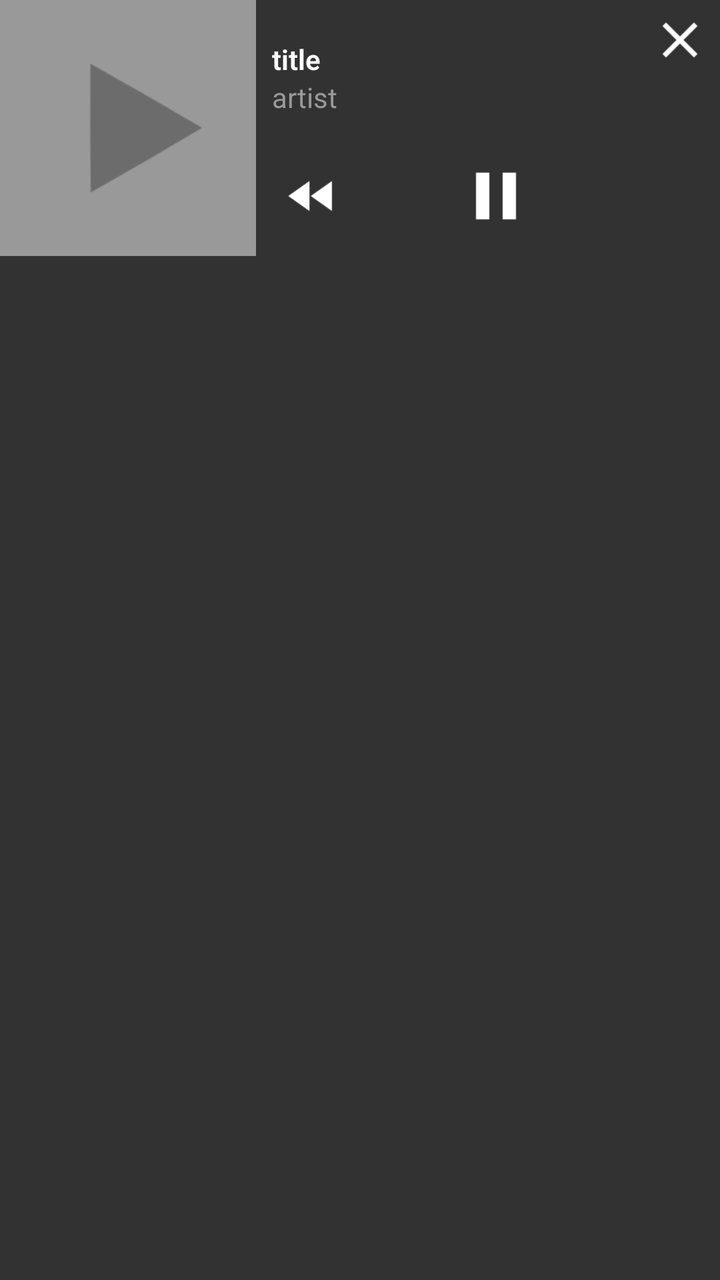
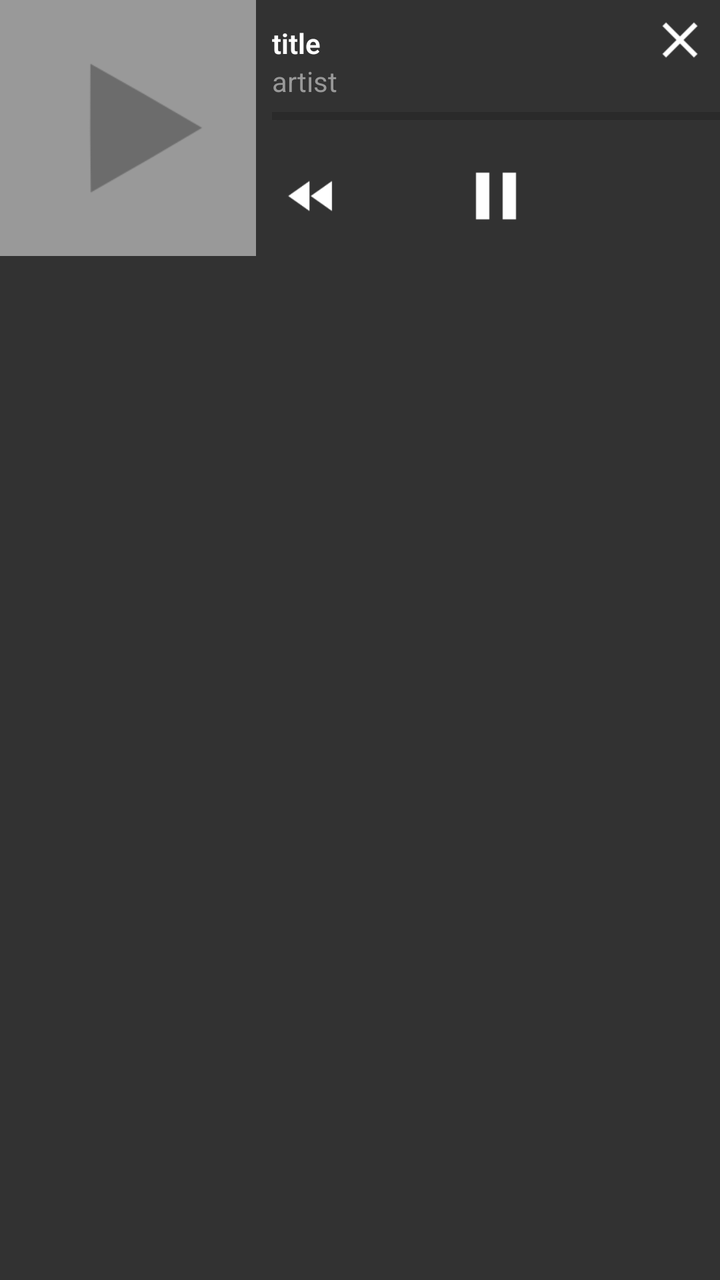

Screens rendered from an Android XML layout before and after an edit, with the pre-edit source and the edit as a unified diff.
<!-- AndroidManifest.xml: application theme AppTheme -->
<!-- res/layout/player_notification_expanded.xml -->
<?xml version="1.0" encoding="utf-8"?>
<RelativeLayout xmlns:android="http://schemas.android.com/apk/res/android"
    android:id="@+id/notificationContent"
    android:layout_width="fill_parent"
    android:layout_height="wrap_content"
    android:clickable="true"
    android:background="@color/background_notification_color">

    <ImageView
        android:id="@+id/notificationCover"
        android:layout_width="128dp"
        android:layout_height="128dp"
        android:layout_marginRight="8dp"
        android:src="@drawable/dummy_thumbnail"
        android:scaleType="centerCrop"/>

    <LinearLayout
        android:layout_width="fill_parent"
        android:layout_height="fill_parent"
        android:layout_above="@+id/notificationButtons"
        android:layout_toRightOf="@+id/notificationCover"
        android:gravity="center_vertical"
        android:orientation="vertical" >

        <TextView
            android:id="@+id/notificationSongName"
            style="@android:style/TextAppearance.StatusBar.EventContent.Title"
            android:layout_width="wrap_content"
            android:layout_height="wrap_content"
            android:layout_marginRight="40dp"
            android:ellipsize="marquee"
            android:singleLine="true"
            android:text="title" />

        <TextView
            android:id="@+id/notificationArtist"
            style="@android:style/TextAppearance.StatusBar.EventContent"
            android:layout_width="wrap_content"
            android:layout_height="wrap_content"
            android:ellipsize="marquee"
            android:singleLine="true"
            android:text="artist" />
    </LinearLayout>

    <ImageButton
        android:id="@+id/notificationStop"
        android:layout_width="30dp"
        android:layout_height="30dp"
        android:layout_alignParentRight="true"
        android:layout_margin="5dp"
        android:background="#00ffffff"
        android:clickable="true"
        android:scaleType="fitXY"
        android:src="@drawable/ic_close_white_24dp" />


    <RelativeLayout
        android:id="@+id/notificationButtons"
        android:layout_width="match_parent"
        android:layout_height="50dp"
        android:layout_alignBottom="@id/notificationCover"
        android:layout_alignParentRight="true"
        android:layout_toRightOf="@+id/notificationCover"
        android:orientation="horizontal" >

        <ImageButton
            android:id="@+id/notificationPlayPause"
            android:layout_width="40dp"
            android:layout_height="40dp"
            android:background="#00ffffff"
            android:clickable="true"
            android:scaleType="fitXY"
            android:src="@drawable/ic_pause_white_24dp"
            android:layout_alignParentTop="true"
            android:layout_centerHorizontal="true" />

        <ImageButton
            android:id="@+id/notificationRewind"
            android:layout_width="40dp"
            android:layout_height="40dp"
            android:background="#00ffffff"
            android:clickable="true"
            android:scaleType="fitXY"
            android:src="@drawable/ic_action_av_fast_rewind"
            android:layout_alignParentTop="true"
            android:layout_alignParentLeft="true" />
    </RelativeLayout>

</RelativeLayout>
<!-- resources referenced by this layout -->
<resources>
  <color name="background_notification_color">#323232</color>
  <!-- drawable dummy_thumbnail: png bitmap (drawable-nodpi, 2654 bytes) -->
  <!-- drawable ic_action_av_fast_rewind: png bitmap (drawable-hdpi, 535 bytes) -->
  <!-- drawable ic_close_white_24dp: png bitmap (drawable-hdpi, 221 bytes) -->
  <!-- drawable ic_pause_white_24dp: png bitmap (drawable-hdpi, 105 bytes) -->
  <style name="AppTheme" parent="Theme.AppCompat.Light">
          <item name="android:actionBarStyle">@style/NewPipeActionbarTheme</item>
          <item name="actionBarStyle">@style/NewPipeActionbarTheme</item>
          <item name="colorPrimary">@color/light_youtube_primary_color</item>
          <item name="colorPrimaryDark">@color/light_youtube_dark_color</item>
          <item name="colorAccent">@color/light_youtube_accent_color</item>
          <item name="android:windowBackground">@color/light_background_color</item>
      </style>
  <style name="NewPipeActionbarTheme" parent="Widget.AppCompat.Light.ActionBar.Solid">
          <item name="android:displayOptions">showHome</item>
          <item name="displayOptions">showHome</item>
          <item name="android:background">@color/light_youtube_primary_color</item>
          <item name="background">@color/light_youtube_primary_color</item>
      </style>
  <color name="light_youtube_primary_color">#CD322E</color>
  <color name="light_youtube_dark_color">#BC211D</color>
  <color name="light_youtube_accent_color">#000000</color>
  <color name="light_background_color">#EEEEEE</color>
</resources>

<!-- the commit's change to res/layout/player_notification_expanded.xml (unified diff, before → after) -->
@@ -40,6 +40,12 @@
             android:ellipsize="marquee"
             android:singleLine="true"
             android:text="artist" />
+
+        <ProgressBar
+            android:layout_width="match_parent"
+            android:layout_height="wrap_content"
+            android:id="@+id/playbackProgress"
+            style="@style/Widget.AppCompat.ProgressBar.Horizontal" />
     </LinearLayout>
 
     <ImageButton
